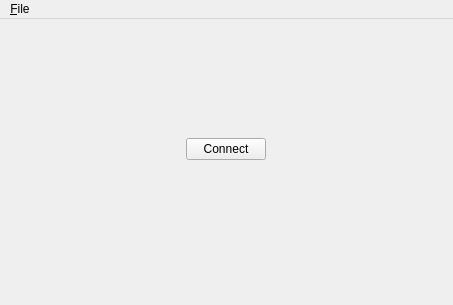
sijk/elapse, file src/app/mainwindow.ui: the form before one commit.
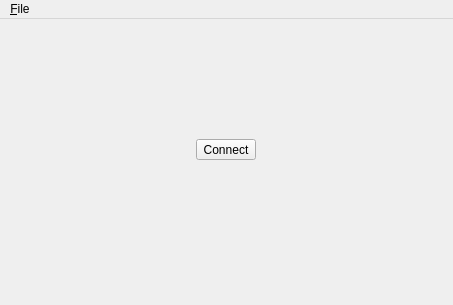
The form after the commit. Icons and pictures are not drawn. Custom widgets are drawn as their Qt base class.

Diff of the .ui file:
```diff
--- a/src/app/mainwindow.ui
+++ b/src/app/mainwindow.ui
@@ -35,11 +35,14 @@
           </property>
          </spacer>
         </item>
-        <item alignment="Qt::AlignHCenter|Qt::AlignVCenter">
-         <widget class="QPushButton" name="buttonConnect">
+        <item alignment="Qt::AlignHCenter">
+         <widget class="QToolButton" name="buttonConnect">
           <property name="text">
            <string>Connect</string>
           </property>
+          <property name="toolButtonStyle">
+           <enum>Qt::ToolButtonTextBesideIcon</enum>
+          </property>
          </widget>
         </item>
         <item alignment="Qt::AlignHCenter|Qt::AlignVCenter">
```
Left out of the diff: 17 changed lines with no effect on the pictures.
